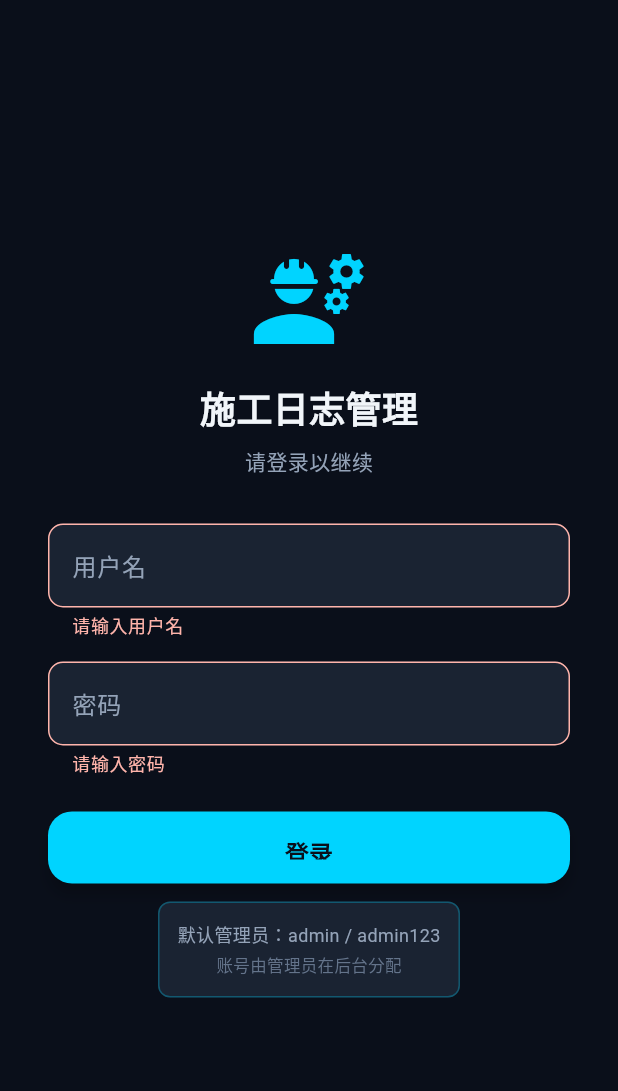
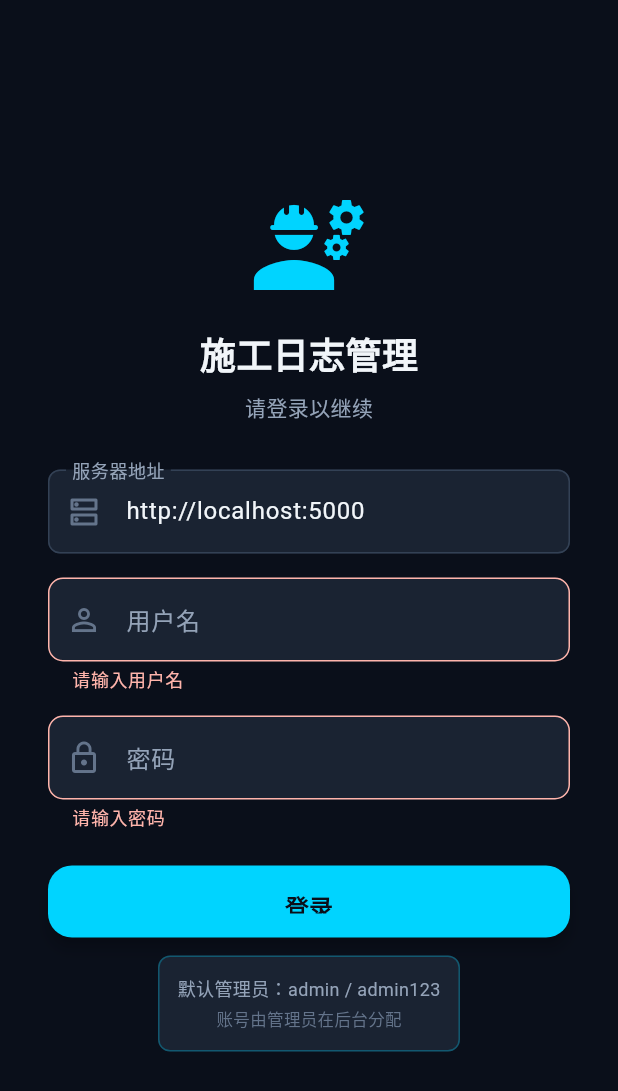
Before and after one commit to qianqianjie-999/construction-frontend, a Flutter app: the screen it shows after launch, after a tap on "登录", on a phone screen of 412 x 824 dp. Shown: the top 1091 px of the screen. Run offline on Flutter 3.47's test engine with Material 3 defaults, Android fonts, the phone set to English and light mode, and no system bars; our stand-ins replace dio, image_picker, shared_preferences, socket_io_client; accounts and stored records are empty; network calls fail.

Commit message:
feat: 登录页新增服务器地址配置，支持运行时切换后端地址

```diff
--- a/lib/screens/login_screen.dart
+++ b/lib/screens/login_screen.dart
@@ -1,5 +1,6 @@
 import 'package:flutter/material.dart';
 import '../services/auth_service.dart';
+import '../services/api_service.dart';
 import 'project_list_screen.dart';
 
 /// 登录页面
@@ -14,13 +15,28 @@ class _LoginScreenState extends State<LoginScreen> {
   final _formKey = GlobalKey<FormState>();
   final _usernameController = TextEditingController();
   final _passwordController = TextEditingController();
+  final _serverController = TextEditingController();
   bool _loading = false;
   String? _error;
+
+  @override
+  void initState() {
+    super.initState();
+    _loadServer();
+  }
+
+  Future<void> _loadServer() async {
+    final saved = await AuthService().getBaseUrl();
+    if (mounted) {
+      _serverController.text = saved;
+    }
+  }
 
   @override
   void dispose() {
     _usernameController.dispose();
     _passwordController.dispose();
+    _serverController.dispose();
     super.dispose();
   }
 
@@ -31,6 +47,8 @@ class _LoginScreenState extends State<LoginScreen> {
       _error = null;
     });
     try {
+      // 先应用服务器地址，再登录
+      await AuthService().saveBaseUrl(_serverController.text.trim());
       await AuthService().login(
         _usernameController.text.trim(),
         _passwordController.text,
@@ -41,7 +59,7 @@ class _LoginScreenState extends State<LoginScreen> {
       );
     } catch (e) {
       setState(() {
-        _error = '登录失败：用户名或密码错误';
+        _error = '登录失败：请检查服务器地址、用户名或密码';
       });
     } finally {
       if (mounted) {
@@ -79,8 +97,24 @@ class _LoginScreenState extends State<LoginScreen> {
                 ),
                 const SizedBox(height: 32),
                 TextFormField(
+                  controller: _serverController,
+                  decoration: _inputDecoration('服务器地址', icon: Icons.dns_outlined),
+                  keyboardType: TextInputType.url,
+                  style: const TextStyle(color: Color(0xFFf1f5f9)),
+                  validator: (v) {
+                    final s = (v ?? '').trim();
+                    if (s.isEmpty) return '请输入服务器地址';
+                    final uri = Uri.tryParse(s);
+                    if (uri == null || !(uri.hasScheme && uri.host.isNotEmpty)) {
+                      return '地址格式不正确，如 http://192.168.1.100:5000';
+                    }
+                    return null;
+                  },
+                ),
+                const SizedBox(height: 16),
+                TextFormField(
                   controller: _usernameController,
-                  decoration: _inputDecoration('用户名'),
+                  decoration: _inputDecoration('用户名', icon: Icons.person_outline),
                   style: const TextStyle(color: Color(0xFFf1f5f9)),
                   validator: (v) => (v == null || v.trim().isEmpty) ? '请输入用户名' : null,
                 ),
@@ -88,7 +122,7 @@ class _LoginScreenState extends State<LoginScreen> {
                 TextFormField(
                   controller: _passwordController,
                   obscureText: true,
-                  decoration: _inputDecoration('密码'),
+                  decoration: _inputDecoration('密码', icon: Icons.lock_outline),
                   style: const TextStyle(color: Color(0xFFf1f5f9)),
                   validator: (v) => (v == null || v.isEmpty) ? '请输入密码' : null,
                 ),
@@ -141,9 +175,10 @@ class _LoginScreenState extends State<LoginScreen> {
     );
   }
 
-  InputDecoration _inputDecoration(String label) {
+  InputDecoration _inputDecoration(String label, {IconData? icon}) {
     return InputDecoration(
       labelText: label,
+      prefixIcon: icon != null ? Icon(icon, color: const Color(0xFF64748b)) : null,
       labelStyle: const TextStyle(color: Color(0xFF94a3b8)),
       filled: true,
       fillColor: const Color(0xFF1a2332),
--- a/lib/services/api_service.dart
+++ b/lib/services/api_service.dart
@@ -6,15 +6,17 @@ import '../models/project.dart';
 import '../models/construction_log.dart';
 
 class ApiService {
-  // API 基础 URL - 通过环境变量配置
-  // 开发环境：http://localhost:5000
-  // 生产环境：请替换为实际服务器地址
+  // 默认 API 基础 URL
+  // 优先级：运行时 setBaseUrl() > 编译期 --dart-define=API_BASE_URL > 默认 localhost
   static const String _defaultBaseUrl = String.fromEnvironment(
     'API_BASE_URL',
     defaultValue: 'http://localhost:5000',
   );
 
   final Dio _dio;
+
+  // 运行时地址（登录页可修改）
+  String _baseUrl = _defaultBaseUrl;
 
   // 单例模式
   static final ApiService _instance = ApiService._internal();
@@ -24,7 +26,7 @@ class ApiService {
   }
 
   ApiService._internal() : _dio = Dio() {
-    _dio.options.baseUrl = _defaultBaseUrl;
+    _dio.options.baseUrl = _baseUrl;
     _dio.options.connectTimeout = const Duration(seconds: 30);
     _dio.options.receiveTimeout = const Duration(seconds: 30);
 
@@ -146,8 +148,20 @@ class ApiService {
   /// 暴露 dio 给其他服务使用
   Dio get dio => _dio;
 
-  /// 暴露 baseUrl
-  String get baseUrl => _defaultBaseUrl;
+  /// 当前 baseUrl（运行时地址）
+  String get baseUrl => _baseUrl;
+
+  /// 运行时设置后端服务器地址（登录页调用），自动规范格式并同步到 dio
+  void setBaseUrl(String url) {
+    var u = url.trim();
+    if (u.isEmpty) return;
+    // 去掉末尾多余的斜杠
+    while (u.endsWith('/')) {
+      u = u.substring(0, u.length - 1);
+    }
+    _baseUrl = u;
+    _dio.options.baseUrl = u;
+  }
 
   /// 设置/清除认证 token
   void setAuthToken(String? token) {
--- a/lib/services/auth_service.dart
+++ b/lib/services/auth_service.dart
@@ -40,6 +40,7 @@ class AuthService {
   AuthService._internal();
 
   static const String _keyUser = 'current_user';
+  static const String _keyBaseUrl = 'api_base_url';
 
   AppUser? _currentUser;
   AppUser? get currentUser => _currentUser;
@@ -48,6 +49,13 @@ class AuthService {
   /// 启动时从本地存储恢复登录态
   Future<bool> restoreLogin() async {
     final prefs = await SharedPreferences.getInstance();
+
+    // 先恢复服务器地址
+    final savedUrl = prefs.getString(_keyBaseUrl);
+    if (savedUrl != null && savedUrl.isNotEmpty) {
+      ApiService.instance.setBaseUrl(savedUrl);
+    }
+
     final str = prefs.getString(_keyUser);
     if (str == null) return false;
     try {
@@ -59,6 +67,19 @@ class AuthService {
     } catch (_) {
       return false;
     }
+  }
+
+  /// 保存服务器地址（登录页修改后调用）
+  Future<void> saveBaseUrl(String url) async {
+    ApiService.instance.setBaseUrl(url);
+    final prefs = await SharedPreferences.getInstance();
+    await prefs.setString(_keyBaseUrl, ApiService.instance.baseUrl);
+  }
+
+  /// 读取已保存的服务器地址，没有则返回当前 baseUrl
+  Future<String> getBaseUrl() async {
+    final prefs = await SharedPreferences.getInstance();
+    return prefs.getString(_keyBaseUrl) ?? ApiService.instance.baseUrl;
   }
 
   /// 登录
```
Also changed, not shown: lib/services/socket_service.dart (+6 -3 lines).
